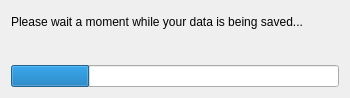
Qt form app/gui/dlgshutdown.ui (ensisoft/newsflash-plus) before a commit.
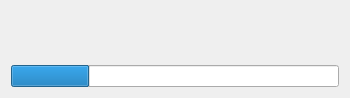
The same form after that commit.

What changed in the file:
```diff
--- a/app/gui/dlgshutdown.ui
+++ b/app/gui/dlgshutdown.ui
@@ -17,18 +17,17 @@
    <string>Shutting Down</string>
   </property>
   <layout class="QVBoxLayout" name="verticalLayout">
-   <item>
-    <widget class="QLabel" name="label">
-     <property name="text">
-      <string>Please wait a moment while your data is being saved...</string>
-     </property>
-    </widget>
-   </item>
    <item>
     <widget class="QLabel" name="lblAction">
+     <property name="layoutDirection">
+      <enum>Qt::LeftToRight</enum>
+     </property>
      <property name="text">
       <string/>
      </property>
+     <property name="alignment">
+      <set>Qt::AlignCenter</set>
+     </property>
     </widget>
    </item>
    <item>
```
